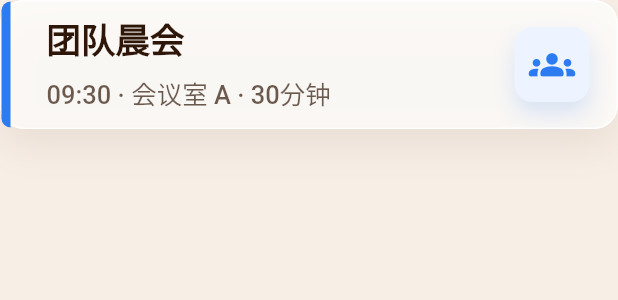
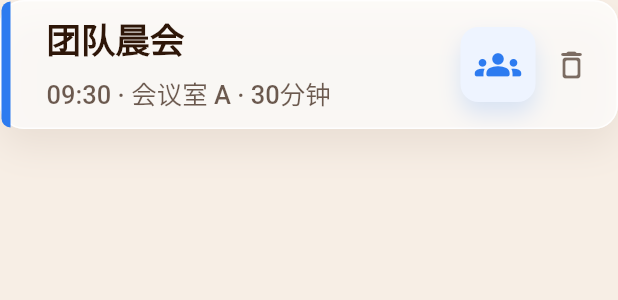
Before and after one commit to dabenbenzhong/flutter_demo, a Flutter app: the AgendaEventTile widget shown alone on an empty page, opened directly with sample values from the repository, on a phone screen of 412 x 824 dp. Shown: the top 300 px of the screen. Run offline on Flutter 3.47's test engine with Material 3 defaults, Android fonts, the phone set to English and light mode, and no system bars; Roboto replaces fonts that are missing (sans).

Commit message:
feat: confirm event deletion

```diff
--- a/lib/features/calendar/widgets/agenda_section.dart
+++ b/lib/features/calendar/widgets/agenda_section.dart
@@ -7,11 +7,13 @@ class AgendaSection extends StatelessWidget {
   const AgendaSection({
     required this.selectedDate,
     required this.events,
+    required this.onDeleteEvent,
     super.key,
   });
 
   final DateTime selectedDate;
   final List<CalendarEvent> events;
+  final ValueChanged<CalendarEvent> onDeleteEvent;
 
   @override
   Widget build(BuildContext context) {
@@ -37,9 +39,11 @@ class AgendaSection extends StatelessWidget {
                     child: Column(
                       children: [
                         for (final event in events) ...[
-                          AgendaEventTile(event: event),
-                          if (event != events.last)
-                            const SizedBox(height: 14),
+                          AgendaEventTile(
+                            event: event,
+                            onDelete: () => onDeleteEvent(event),
+                          ),
+                          if (event != events.last) const SizedBox(height: 14),
                         ],
                       ],
                     ),
@@ -54,9 +58,14 @@ class AgendaSection extends StatelessWidget {
 }
 
 class AgendaEventTile extends StatelessWidget {
-  const AgendaEventTile({required this.event, super.key});
+  const AgendaEventTile({
+    required this.event,
+    required this.onDelete,
+    super.key,
+  });
 
   final CalendarEvent event;
+  final VoidCallback onDelete;
 
   @override
   Widget build(BuildContext context) {
@@ -121,7 +130,16 @@ class AgendaEventTile extends StatelessWidget {
           ),
           const SizedBox(width: 12),
           _EventIcon(event: event),
-          const SizedBox(width: 18),
+          IconButton(
+            key: ValueKey(
+              'delete-event-${event.date.year}-${event.date.month}-${event.date.day}-${event.time}-${event.title}',
+            ),
+            tooltip: '删除事项',
+            onPressed: onDelete,
+            icon: const Icon(Icons.delete_outline_rounded),
+            color: warmBrown.withValues(alpha: 0.62),
+          ),
+          const SizedBox(width: 6),
         ],
       ),
     );
```
Also changed, not shown: lib/features/calendar/screens/calendar_home_screen.dart (+34 -4 lines), 2 other files.
